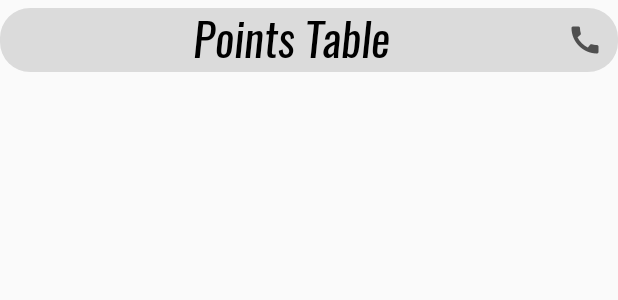
After one commit to silversword05/InterIITSports2, an Android app: the layout prompt_enquiry_text.xml on its own in the app's theme, with its tools: preview values and no code run, on a phone screen of 412 x 824 dp. The commit adds this screen. Shown: the top 300 px of the screen. Run offline under Robolectric (Android 15) with nearby library versions, the phone set to English and light mode, and no system bars.

Commit message:
Enquiry Added

```diff
--- a/app/src/main/java/com/example/interiitsports2/datas/Newsletter_data.java
+++ b/app/src/main/java/com/example/interiitsports2/datas/Newsletter_data.java
@@ -39,7 +39,7 @@ public class Newsletter_data implements Comparable<Newsletter_data> {
 
 	@Override
 	public int compareTo(Newsletter_data newsletter_data) {
-		return (this.getTimestamp().compareTo(newsletter_data.getTimestamp())<0 ? -1 :
-			(this.getTimestamp().equals(newsletter_data.getTimestamp()) ? 0 : 1));
+		return (this.getTimestamp().compareTo(newsletter_data.getTimestamp())<0 ? 1 :
+			(this.getTimestamp().equals(newsletter_data.getTimestamp()) ? 0 : -1));
 	}
 }
--- /dev/null
+++ b/app/src/main/res/layout/prompt_enquiry_text.xml
@@ -0,0 +1,21 @@
+<?xml version="1.0" encoding="utf-8"?>
+<RelativeLayout xmlns:android="http://schemas.android.com/apk/res/android"
+    android:layout_width="wrap_content"
+    android:layout_height="wrap_content"
+    android:layout_marginVertical="5dp"
+    android:background="@drawable/rounded_button">
+
+    <TextView
+        android:id="@+id/phoneText"
+        android:layout_width="match_parent"
+        android:layout_height="wrap_content"
+        android:layout_alignParentTop="true"
+        android:layout_alignParentStart="true"
+        android:fontFamily="@font/oswaldregularitalic"
+        android:textAlignment="center"
+        android:textColor="@android:color/black"
+        android:textSize="30sp"
+        android:paddingHorizontal="10dp"
+        android:drawableEnd="@drawable/ic_call_icon"
+        android:text="@string/points" />
+</RelativeLayout>
```
Also changed, not shown: app/src/main/AndroidManifest.xml (+12 -10 lines), app/src/main/java/com/example/interiitsports2/EnquiryActivity.java (added, +32 -0 lines), app/src/main/java/com/example/interiitsports2/MainActivity.java (+7 -7 lines), app/src/main/java/com/example/interiitsports2/adaptars/EnquiryViewAdapter.java (added, +97 -0 lines), app/src/main/java/com/example/interiitsports2/main_page_ui/HomeFragment.java (+16 -0 lines), app/src/main/res/layout/activity_enquiry.xml (added, +27 -0 lines), app/src/main/res/drawable-hdpi/ic_call_icon.png (added).
